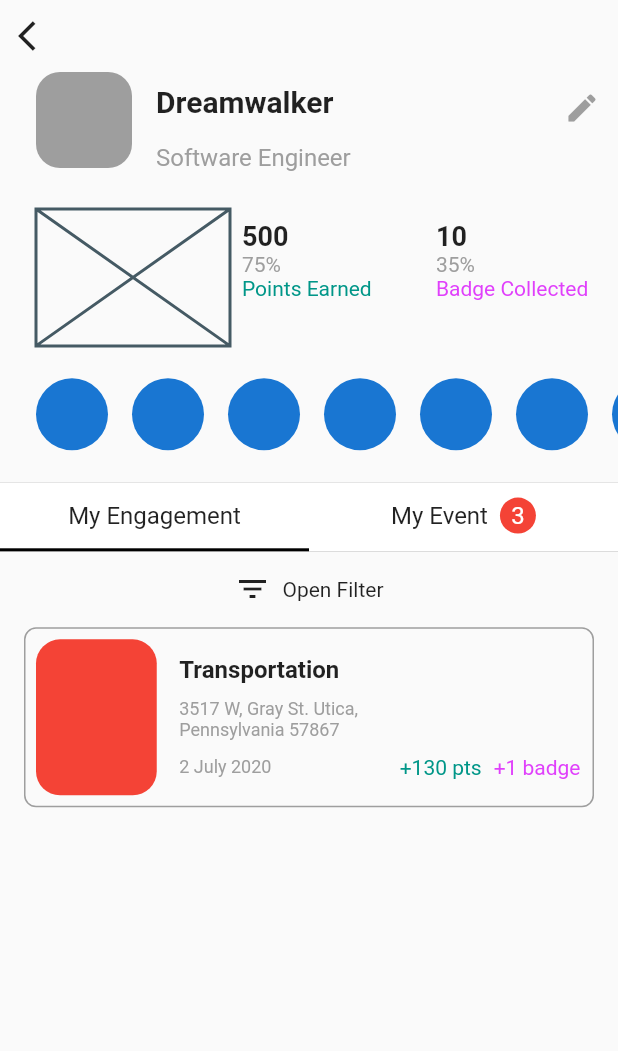
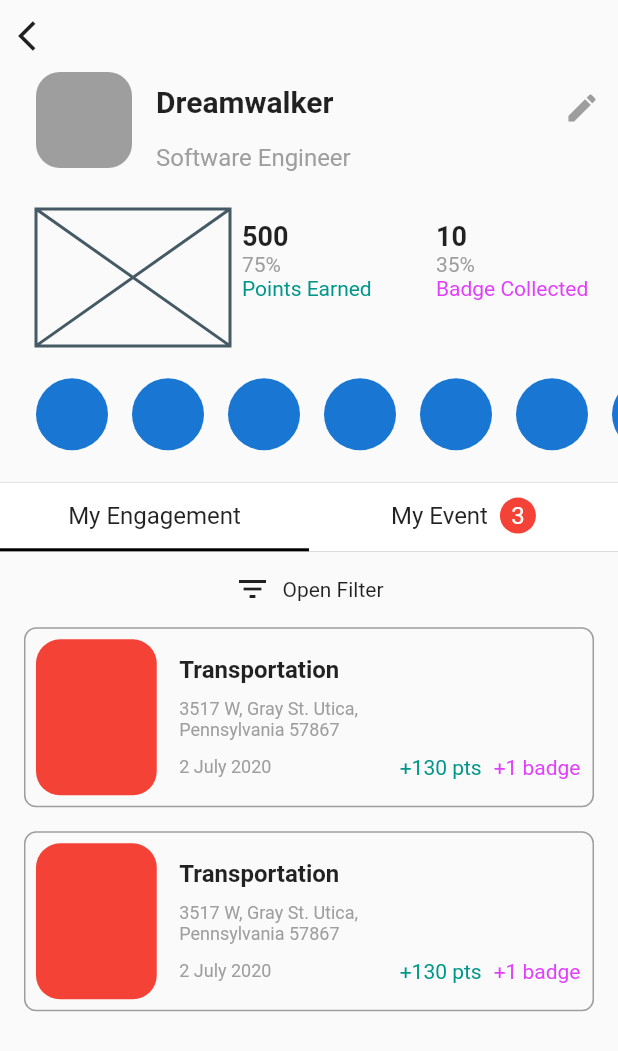
Before and after one commit to JAICHANGPARK/flutter_notebook_11th_story, a Flutter app: the IrysProfilePage screen opened directly, after a tap on "My Engagement", on a phone screen of 412 x 824 dp. Shown: the top 1051 px of the screen. Run offline on Flutter 3.47's test engine with Material 2 defaults, Android fonts, the phone set to English and light mode, and no system bars; our stand-ins replace backdrop, badges, flutter_inner_drawer, flutter_slidable, flutter_swiper, google_fonts; network calls fail.

Commit message:
Update irys_profile_page.dart

```diff
--- a/lib/ep727_irys_mobile_app/ui/irys_profile_page.dart
+++ b/lib/ep727_irys_mobile_app/ui/irys_profile_page.dart
@@ -163,8 +163,12 @@ class _IrysProfilePageState extends State<IrysProfilePage> {
                       Expanded(
                           child: GestureDetector(
                         onTap: () {
+
                           setState(() {
                             _tabIndex = 0;
+                            pageController.animateToPage(_tabIndex, duration: Duration(
+                                milliseconds: 250
+                            ), curve: Curves.linear);
                           });
                         },
                         child: Column(
@@ -186,8 +190,12 @@ class _IrysProfilePageState extends State<IrysProfilePage> {
                       Expanded(
                           child: GestureDetector(
                         onTap: () {
+
                           setState(() {
                             _tabIndex = 1;
+                            pageController.animateToPage(_tabIndex, duration: Duration(
+                                milliseconds: 250
+                            ), curve: Curves.linear);
                           });
                         },
                         child: Column(
@@ -300,6 +308,59 @@ class _IrysProfilePageState extends State<IrysProfilePage> {
                                         )),
                                   ],
                                 ),
+                              ),
+                              SizedBox(height: 16,),
+                              Container(
+                                margin: EdgeInsets.symmetric(horizontal: 16),
+                                height: 120,
+                                decoration: BoxDecoration(
+                                    border: Border.all(color: Colors.grey), borderRadius: BorderRadius.circular(8)),
+                                child: Row(
+                                  children: [
+                                    Expanded(
+                                        flex: 2,
+                                        child: Container(
+                                          margin: EdgeInsets.all(7),
+                                          decoration:
+                                          BoxDecoration(color: Colors.red, borderRadius: BorderRadius.circular(16)),
+                                        )),
+                                    Expanded(
+                                        flex: 6,
+                                        child: Padding(
+                                          padding: const EdgeInsets.all(8.0),
+                                          child: Column(
+                                            mainAxisAlignment: MainAxisAlignment.spaceEvenly,
+                                            crossAxisAlignment: CrossAxisAlignment.start,
+                                            children: [
+                                              Text(
+                                                "Transportation",
+                                                style: TextStyle(fontSize: 16, fontWeight: FontWeight.bold),
+                                              ),
+                                              Text(
+                                                "3517 W, Gray St. Utica,\nPennsylvania 57867",
+                                                style: TextStyle(fontSize: 12, color: Colors.grey),
+                                              ),
+                                              Row(
+                                                children: [
+                                                  Text("2 July 2020", style: TextStyle(
+                                                      color: Colors.grey,
+                                                      fontSize: 12
+                                                  ),),
+                                                  Spacer(),
+                                                  Text("+130 pts", style: TextStyle(
+                                                      color: Colors.teal
+                                                  ),),
+                                                  SizedBox(width: 8),
+                                                  Text("+1 badge", style: TextStyle(
+                                                      color: Colors.purpleAccent
+                                                  ),),
+                                                ],
+                                              )
+                                            ],
+                                          ),
+                                        )),
+                                  ],
+                                ),
                               )
                             ],
                           ))
```
